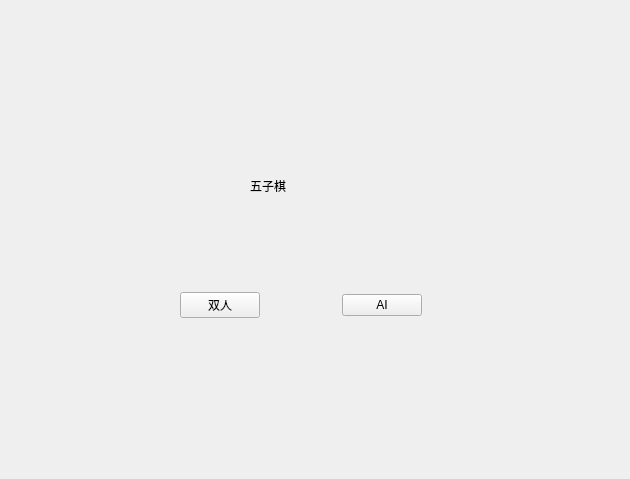
This is widget.ui in shengxiamo/Gomoku as Qt 5 draws it before an edit. The edited form follows.
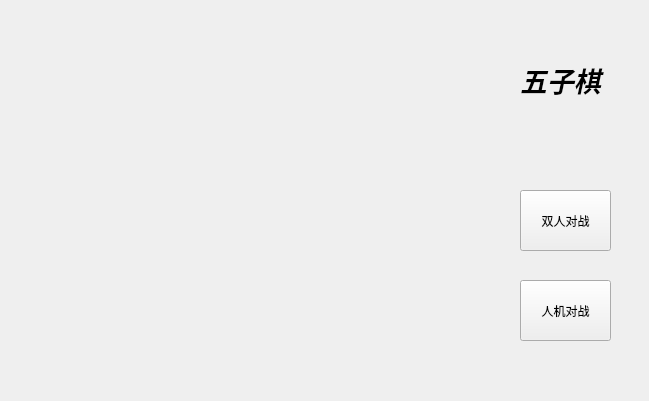
This is the edited form.

Patch:
```diff
--- a/widget.ui
+++ b/widget.ui
@@ -6,65 +6,57 @@
    <rect>
     <x>0</x>
     <y>0</y>
-    <width>630</width>
-    <height>479</height>
+    <width>649</width>
+    <height>401</height>
    </rect>
   </property>
   <property name="windowTitle">
    <string>Widget</string>
   </property>
+  <widget class="QPushButton" name="playersButton">
+   <property name="geometry">
+    <rect>
+     <x>520</x>
+     <y>190</y>
+     <width>91</width>
+     <height>61</height>
+    </rect>
+   </property>
+   <property name="text">
+    <string>双人对战</string>
+   </property>
+  </widget>
+  <widget class="QPushButton" name="AIButton">
+   <property name="geometry">
+    <rect>
+     <x>520</x>
+     <y>280</y>
+     <width>91</width>
+     <height>61</height>
+    </rect>
+   </property>
+   <property name="text">
+    <string>人机对战</string>
+   </property>
+  </widget>
   <widget class="QLabel" name="label">
    <property name="geometry">
     <rect>
-     <x>250</x>
-     <y>160</y>
-     <width>61</width>
-     <height>51</height>
+     <x>500</x>
+     <y>40</y>
+     <width>121</width>
+     <height>81</height>
     </rect>
    </property>
+   <property name="font">
+    <font>
+     <family>楷体</family>
+    </font>
+   </property>
    <property name="text">
-    <string>五子棋</string>
+    <string>&lt;html&gt;&lt;head/&gt;&lt;body&gt;&lt;p align=&quot;center&quot;&gt;&lt;span style=&quot; font-size:20pt; font-weight:700; font-style:italic; color:#000000;&quot;&gt;五子棋&lt;/span&gt;&lt;/p&gt;&lt;/body&gt;&lt;/html&gt;</string>
    </property>
   </widget>
-  <widget class="QWidget" name="">
-   <property name="geometry">
-    <rect>
-     <x>180</x>
-     <y>290</y>
-     <width>242</width>
-     <height>30</height>
-    </rect>
-   </property>
-   <layout class="QHBoxLayout" name="horizontalLayout">
-    <item>
-     <widget class="QPushButton" name="playersButton">
-      <property name="text">
-       <string>双人</string>
-      </property>
-     </widget>
-    </item>
-    <item>
-     <spacer name="horizontalSpacer">
-      <property name="orientation">
-       <enum>Qt::Horizontal</enum>
-      </property>
-      <property name="sizeHint" stdset="0">
-       <size>
-        <width>40</width>
-        <height>20</height>
-       </size>
-      </property>
-     </spacer>
-    </item>
-    <item>
-     <widget class="QPushButton" name="AIButton">
-      <property name="text">
-       <string>AI</string>
-      </property>
-     </widget>
-    </item>
-   </layout>
-  </widget>
  </widget>
  <resources/>
  <connections/>
```
